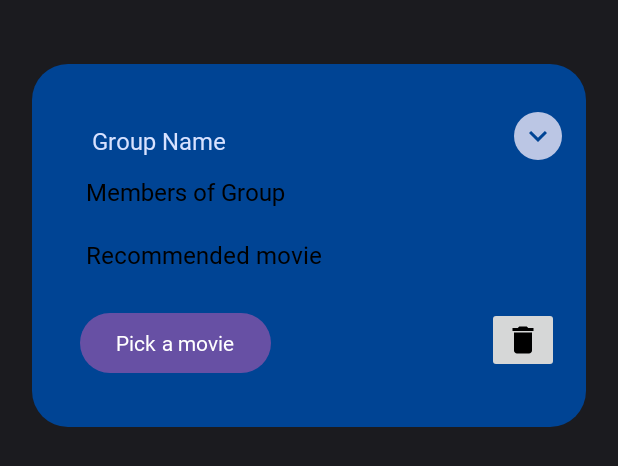
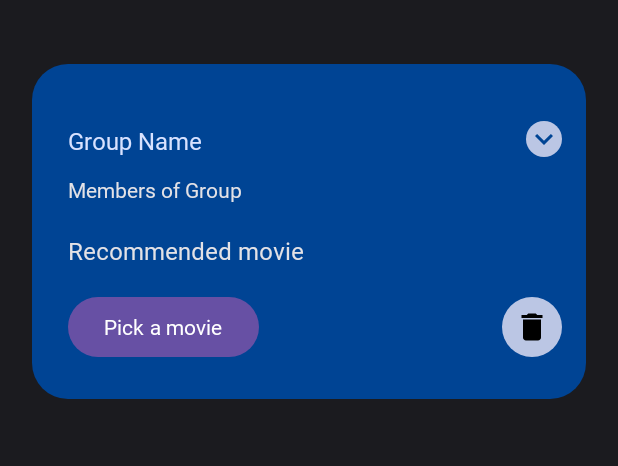
Before and after one commit to diniscarvalho19/WhatsNext, an Android app: the layout group_item.xml on its own in the app's theme, with its tools: preview values and no code run, on a phone screen of 412 x 824 dp. Shown: the top 466 px of the screen. Run offline under Robolectric (Android 15) with nearby library versions, the phone set to English and light mode, and no system bars.

Commit message:
layout changes

```diff
--- a/app/src/main/res/layout/fragment_watchlist.xml
+++ b/app/src/main/res/layout/fragment_watchlist.xml
@@ -7,6 +7,7 @@
     tools:context=".MovieFragment"
     android:orientation="vertical"
     style= "@style/GeneralTheme">
+
     <TextView
         android:id="@+id/textView"
         app:layout_constraintBottom_toTopOf="@+id/recyclerView"
@@ -15,6 +16,7 @@
         app:layout_constraintTop_toTopOf="parent"
         android:layout_width="wrap_content"
         android:layout_height="wrap_content"/>
+
     <androidx.recyclerview.widget.RecyclerView
         android:id="@+id/recyclerView"
         android:layout_width="409dp"
--- a/app/src/main/res/layout/group_item.xml
+++ b/app/src/main/res/layout/group_item.xml
@@ -39,8 +39,7 @@
                 style="@style/TextHeader2"
                 android:layout_width="wrap_content"
                 android:layout_height="wrap_content"
-                android:layout_marginStart="24dp"
-                android:layout_marginTop="8dp"
+                android:layout_marginStart="8dp"
                 android:text="@string/group_name_2"
                 android:textColor="@color/d_on_primary_container"
                 app:layout_constraintStart_toStartOf="parent"
@@ -51,7 +50,6 @@
                 android:layout_width="wrap_content"
                 android:layout_height="wrap_content"
                 android:background="@drawable/round_corner"
-                android:padding="4dp"
                 android:radius="@dimen/border_radius"
                 android:src="@drawable/ic_baseline_expand_more_24"
                 app:layout_constraintBottom_toBottomOf="@id/fixed_layout"
@@ -73,25 +71,23 @@
 
         <TextView
             android:id="@+id/group_members"
+            style='@style/TextBody'
             android:layout_width="wrap_content"
             android:layout_height="wrap_content"
-            android:layout_marginStart="20dp"
+            android:layout_marginStart="8dp"
             android:layout_marginTop="50dp"
-            android:text="@string/members_of_group"
-            android:textColor="#000000"
-            android:textSize="16sp" />
+            android:text="@string/members_of_group" />
 
         <TextView
             android:id="@+id/recommendation"
+            style='@style/TextTitle'
             android:layout_width="wrap_content"
             android:layout_height="wrap_content"
-            android:layout_marginStart="20dp"
+            android:layout_marginStart="8dp"
             android:layout_marginTop="20dp"
-            android:text="@string/recommended_movie"
-            android:textColor="#000000"
-            android:textSize="16sp" />
+            android:text="@string/recommended_movie" />
 
-        <LinearLayout
+        <androidx.constraintlayout.widget.ConstraintLayout
             android:layout_width="match_parent"
             android:layout_height="wrap_content"
             android:orientation="horizontal">
@@ -100,20 +96,30 @@
                 android:id="@+id/choose_movie"
                 android:layout_width="wrap_content"
                 android:layout_height="wrap_content"
-                android:layout_margin="16dp"
-                android:layout_marginTop="16dp"
-                android:text="@string/pick_a_movie" />
+                android:layout_margin="8dp"
+                android:layout_marginTop="8dp"
+                android:layout_marginBottom="8dp"
+                android:text="@string/pick_a_movie"
+                app:layout_constraintBottom_toBottomOf="parent"
+                app:layout_constraintStart_toStartOf="parent"
+                app:layout_constraintTop_toTopOf="parent"
+                app:layout_constraintVertical_bias="0.51" />
 
             <ImageButton
                 android:id="@+id/leave_group"
                 android:layout_width="wrap_content"
                 android:layout_height="wrap_content"
-                android:layout_marginStart="128dp"
-                android:layout_marginTop="16dp"
-                android:src="@drawable/ic_baseline_delete_24" />
+                android:layout_marginTop="8dp"
+                android:layout_marginBottom="8dp"
+                android:background="@drawable/round_corner"
+                android:padding="8dp"
+                android:src="@drawable/ic_baseline_delete_24"
+                app:layout_constraintBottom_toBottomOf="parent"
+                app:layout_constraintEnd_toEndOf="parent"
+                app:layout_constraintTop_toTopOf="parent"/>
 
 
-        </LinearLayout>
+        </androidx.constraintlayout.widget.ConstraintLayout>
 
 
     </LinearLayout>
```
Also changed, not shown: app/src/main/res/layout/fragment_movie.xml (+7 -6 lines), app/src/main/res/layout/friend_item.xml (+37 -23 lines), app/src/main/res/layout/group_request_item.xml (+34 -25 lines), app/src/main/res/layout/movie_item.xml (+16 -5 lines), app/src/main/res/layout/popup_group_create.xml (+29 -13 lines), app/src/main/res/layout/unfriend_item.xml (+21 -7 lines).
